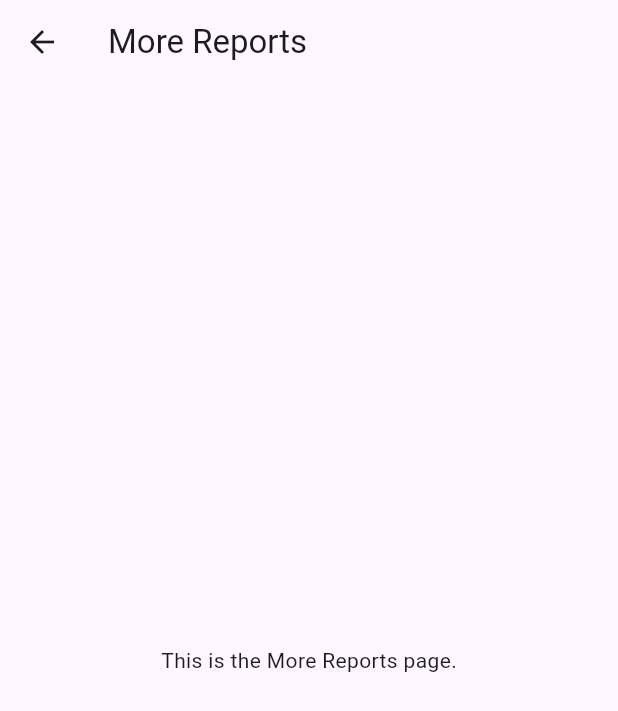
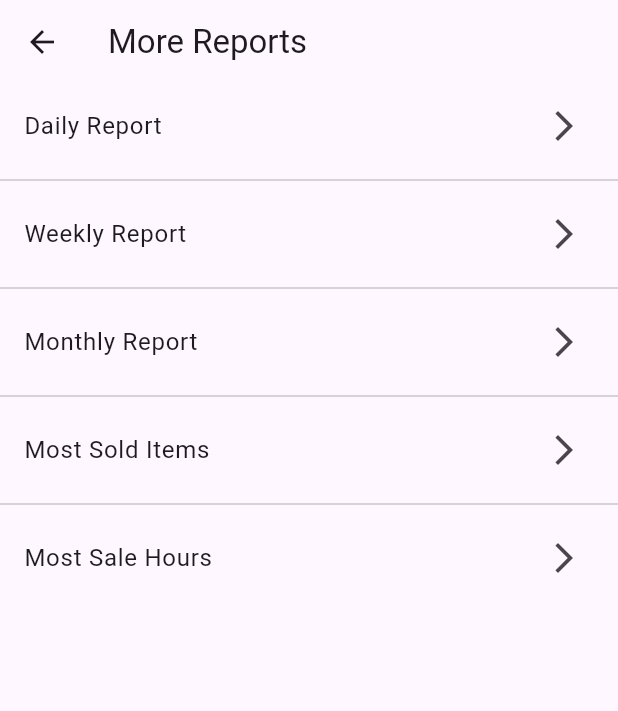
Before and after one commit to NahomTorba/shop_ims, a Flutter app: the ReportsPage screen opened directly, on a phone screen of 412 x 824 dp. Shown: the top 711 px of the screen. Run offline on Flutter 3.47's test engine with Material 3 defaults, Android fonts, the phone set to English and light mode, and no system bars; our stand-ins replace sqflite; accounts and stored records are empty.

Commit message:
added list of reports placeholders

```diff
--- a/lib/pages/more_reports.dart
+++ b/lib/pages/more_reports.dart
@@ -1,16 +1,40 @@
 import 'package:flutter/material.dart';
+import 'coming_soon_page.dart';
 
 class ReportsPage extends StatelessWidget {
   const ReportsPage({super.key});
 
   @override
   Widget build(BuildContext context) {
+    final List<String> reportOptions = [
+      'Daily Report',
+      'Weekly Report',
+      'Monthly Report',
+      'Most Sold Items',
+      'Most Sale Hours',
+    ];
+
     return Scaffold(
       appBar: AppBar(
         title: const Text('More Reports'),
       ),
-      body: const Center(
-        child: Text('This is the More Reports page.'),
+      body: ListView.separated(
+        itemCount: reportOptions.length,
+        separatorBuilder: (context, index) => const Divider(),
+        itemBuilder: (context, index) {
+          return ListTile(
+            title: Text(reportOptions[index]),
+            trailing: const Icon(Icons.arrow_forward_ios),
+            onTap: () {
+              Navigator.push(
+                context,
+                MaterialPageRoute(
+                  builder: (context) => ComingSoonPage(title: reportOptions[index]),
+                ),
+              );
+            },
+          );
+        },
       ),
     );
   }
```
Also changed, not shown: lib/pages/coming_soon_page.dart (added, +45 -0 lines).
